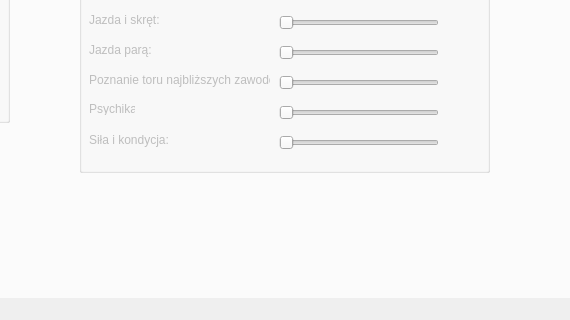
The window that source/mainwindow.ui (Kinoll/Hot-Tires) describes before a commit, drawn with Qt 5; both pictures show x 295 to 865 and y 287 to 607 of the 1014 by 607 pixel window.
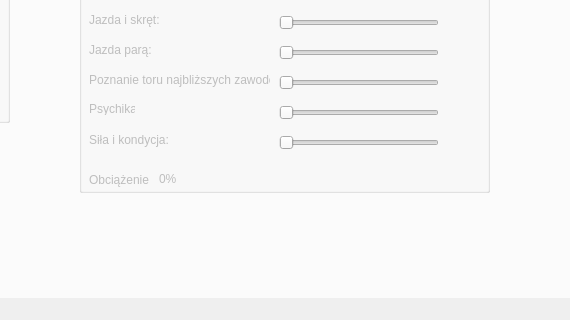
The same window after the commit.

Patch:
```diff
--- a/source/mainwindow.ui
+++ b/source/mainwindow.ui
@@ -327,7 +327,7 @@
           <x>340</x>
           <y>40</y>
           <width>411</width>
-          <height>261</height>
+          <height>281</height>
          </rect>
         </property>
         <property name="title">
@@ -525,6 +525,32 @@
           <string>Nowy schemat...</string>
          </property>
         </widget>
+        <widget class="QLabel" name="label_load">
+         <property name="geometry">
+          <rect>
+           <x>10</x>
+           <y>260</y>
+           <width>61</width>
+           <height>16</height>
+          </rect>
+         </property>
+         <property name="text">
+          <string>Obciążenie:</string>
+         </property>
+        </widget>
+        <widget class="QLabel" name="label_loadValue">
+         <property name="geometry">
+          <rect>
+           <x>80</x>
+           <y>260</y>
+           <width>46</width>
+           <height>13</height>
+          </rect>
+         </property>
+         <property name="text">
+          <string>0%</string>
+         </property>
+        </widget>
        </widget>
       </widget>
       <widget class="QWidget" name="tab_workers">
```
